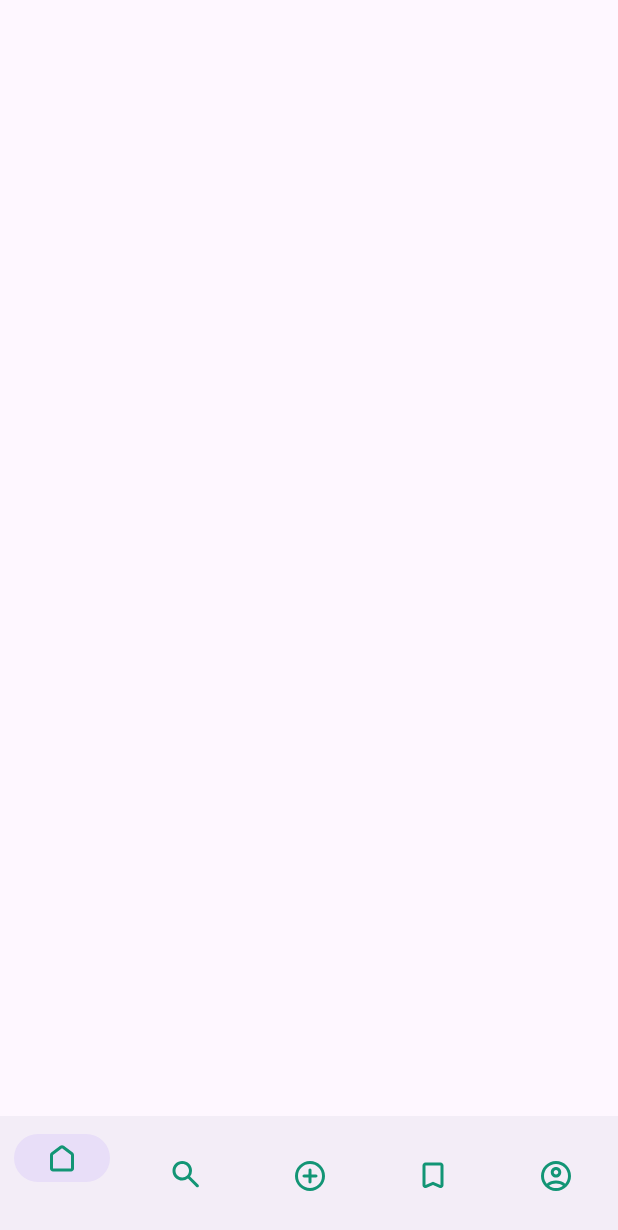
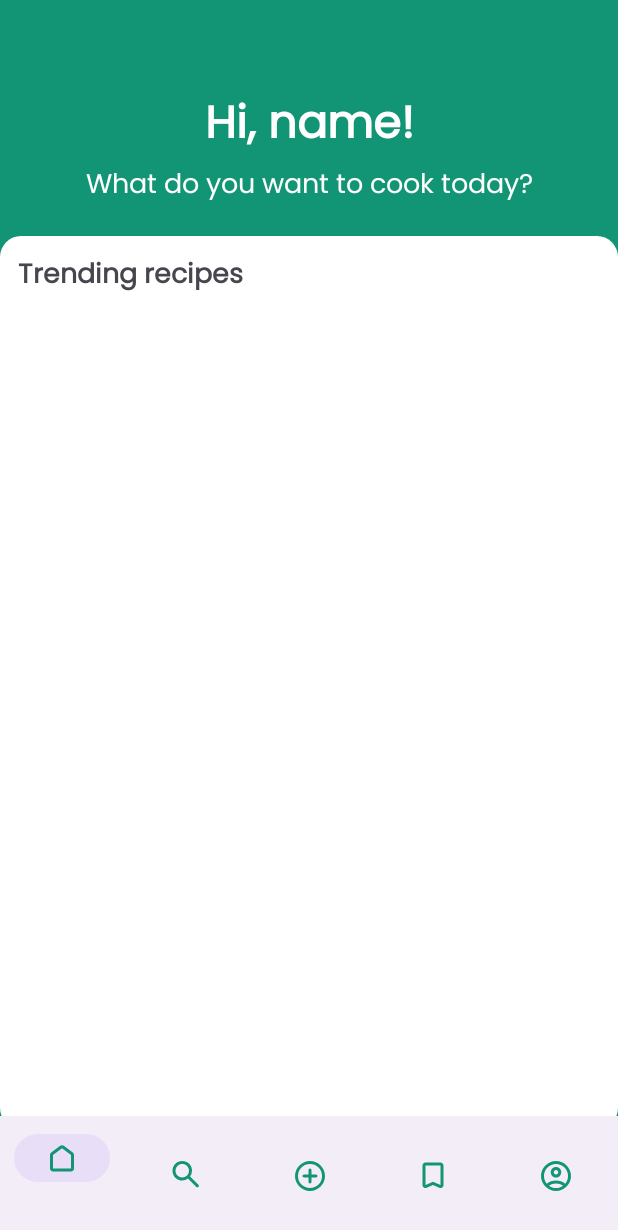
Before and after one commit to hamzhrdn/EZEats, an Android app: the screen it shows after launch (MainActivity), on a phone screen of 412 x 824 dp. Shown: the top 1230 px of the screen. Run offline under Robolectric (Android 15) with nearby library versions, the phone set to English and light mode, and no system bars.

```diff
--- a/app/src/main/java/com/example/ezeats/MainActivity.kt
+++ b/app/src/main/java/com/example/ezeats/MainActivity.kt
@@ -1,13 +1,42 @@
 package com.example.ezeats
 
+import android.annotation.SuppressLint
 import androidx.appcompat.app.AppCompatActivity
 import android.os.Bundle
+import androidx.fragment.app.Fragment
+import com.example.ezeats.addrecipe.AddRecipeFragment
+import com.example.ezeats.home.HomeFragment
 import com.google.android.material.bottomnavigation.BottomNavigationView
 
 class MainActivity : AppCompatActivity() {
+
+    lateinit var bottomNav : BottomNavigationView
+    lateinit var homeFragment: HomeFragment
+    lateinit var addRecipeFragment: AddRecipeFragment
+    @SuppressLint("CutPasteId")
     override fun onCreate(savedInstanceState: Bundle?) {
         super.onCreate(savedInstanceState)
         setContentView(R.layout.activity_main)
+
+        bottomNav = findViewById(R.id.bottomNavigationView)
+        homeFragment = HomeFragment()
+        addRecipeFragment = AddRecipeFragment()
+
+        bottomNav.setOnItemSelectedListener { item ->
+            when (item.itemId) {
+                R.id.home -> {
+                    loadFragment(HomeFragment())
+                    true
+                }
+                R.id.add -> {
+                    loadFragment(AddRecipeFragment())
+                    true
+                }
+                else -> {false}
+            }
+        }
+
+        loadFragment(homeFragment)
 
         val bottomNavigationView: BottomNavigationView = findViewById(R.id.bottomNavigationView)
 
@@ -15,6 +44,13 @@ class MainActivity : AppCompatActivity() {
             val menuItem = bottomNavigationView.menu.getItem(i)
             menuItem.title = ""
         }
+    }
 
+    private  fun loadFragment(fragment: Fragment){
+        if (fragment!= null) {
+            val transaction = supportFragmentManager.beginTransaction()
+            transaction.replace(R.id.frame_layout, fragment)
+            transaction.commit()
+        }
     }
 }
--- /dev/null
+++ b/app/src/main/res/drawable/layout_bg.xml
@@ -0,0 +1,6 @@
+<?xml version="1.0" encoding="utf-8"?>
+<shape xmlns:android="http://schemas.android.com/apk/res/android">
+    <solid android:color="@color/white"/>
+    <corners android:radius="14dp"/>
+    <padding android:left="0dp" android:top="0dp" android:right="0dp" android:bottom="0dp" />
+</shape>
--- a/app/src/main/res/font-v26/font_family.xml
+++ b/app/src/main/res/font-v26/font_family.xml
@@ -4,5 +4,4 @@
         android:fontStyle="normal"
         android:fontWeight="400"
         android:font="@font/poppins" />
-
 </font-family>
--- a/app/src/main/res/layout/activity_main.xml
+++ b/app/src/main/res/layout/activity_main.xml
@@ -8,8 +8,9 @@
 
     <FrameLayout
         android:id="@+id/frame_layout"
-        android:layout_width="0dp"
-        android:layout_height="0dp"
+        android:layout_width="match_parent"
+        android:layout_height="match_parent"
+        android:layout_above="@+id/bottomNavigationView"
         app:layout_constraintEnd_toEndOf="parent"
         app:layout_constraintStart_toStartOf="parent"
         app:layout_constraintTop_toTopOf="parent">
@@ -17,9 +18,10 @@
 
     <com.google.android.material.bottomnavigation.BottomNavigationView
         android:id="@+id/bottomNavigationView"
-        android:layout_width="0dp"
+        android:layout_width="match_parent"
         android:layout_height="wrap_content"
         android:backgroundTint="@color/white"
+        android:layout_alignParentBottom="true"
         app:itemIconTint="@color/green"
         app:itemIconSize="24dp"
         app:layout_constraintBottom_toBottomOf="parent"
--- a/app/src/main/res/layout/fragment_home.xml
+++ b/app/src/main/res/layout/fragment_home.xml
@@ -10,32 +10,68 @@
     <androidx.constraintlayout.widget.ConstraintLayout
         android:layout_width="match_parent"
         android:layout_height="match_parent"
-        android:backgroundTint="@color/green">
+        android:background="@color/green">
 
         <TextView
             android:id="@+id/title"
             android:layout_width="match_parent"
             android:layout_height="wrap_content"
             android:layout_marginTop="60dp"
+            android:fontFamily="@font/poppins"
             android:gravity="center"
             android:text="@string/hello_home"
+            android:textColor="@color/white"
             android:textSize="30sp"
             android:textStyle="bold"
-            android:fontFamily="@font/poppins"
+            app:layout_constraintBottom_toTopOf="@+id/subtitle"
+            app:layout_constraintEnd_toEndOf="parent"
+            app:layout_constraintStart_toStartOf="parent"
             app:layout_constraintTop_toTopOf="parent" />
 
         <TextView
             android:id="@+id/subtitle"
             android:layout_width="wrap_content"
             android:layout_height="wrap_content"
+            android:layout_marginBottom="18dp"
+            android:fontFamily="@font/poppins"
             android:text="@string/subtitle_home"
+            android:textColor="@color/white"
             android:textSize="18sp"
             android:textStyle="normal"
-            android:fontFamily="@font/poppins"
+            app:layout_constraintBottom_toTopOf="@+id/constraintLayout"
             app:layout_constraintEnd_toEndOf="parent"
             app:layout_constraintStart_toStartOf="parent"
-            app:layout_constraintTop_toBottomOf="@+id/title" />
+            app:layout_constraintTop_toBottomOf="@+id/title"
+            tools:ignore="TextContrastCheck" />
 
+        <androidx.constraintlayout.widget.ConstraintLayout
+            android:id="@+id/constraintLayout"
+            android:layout_width="match_parent"
+            android:layout_height="595dp"
+            android:layout_marginTop="18dp"
+            android:background="@drawable/layout_bg"
+            app:layout_constraintEnd_toEndOf="parent"
+            app:layout_constraintHorizontal_bias="0.0"
+            app:layout_constraintStart_toStartOf="parent"
+            app:layout_constraintTop_toBottomOf="@+id/subtitle">
+
+            <TextView
+                android:id="@+id/trending"
+                android:layout_width="match_parent"
+                android:layout_height="wrap_content"
+                android:layout_marginStart="12dp"
+                android:layout_marginTop="12dp"
+                android:layout_marginEnd="12dp"
+                android:fontFamily="@font/poppins"
+                android:text="@string/trending"
+                android:textSize="18sp"
+                android:textStyle="bold"
+                app:layout_constraintEnd_toEndOf="parent"
+                app:layout_constraintStart_toStartOf="parent"
+                app:layout_constraintTop_toTopOf="parent" />
+
+        </androidx.constraintlayout.widget.ConstraintLayout>
 
     </androidx.constraintlayout.widget.ConstraintLayout>
+
 </FrameLayout>
--- a/app/src/main/res/values/strings.xml
+++ b/app/src/main/res/values/strings.xml
@@ -7,4 +7,5 @@
     <string name="add">Add</string>
     <string name="saved">Saved</string>
     <string name="account">Account</string>
+    <string name="trending">Trending recipes</string>
 </resources>
```
Also changed, not shown: app/src/main/java/com/example/ezeats/addrecipe/AddRecipeFragment.kt (added, +32 -0 lines), app/src/main/java/com/example/ezeats/addrecipe/AddRecipeViewModel.kt (added, +7 -0 lines), app/src/main/res/layout/fragment_add_recipe.xml (added, +13 -0 lines).
